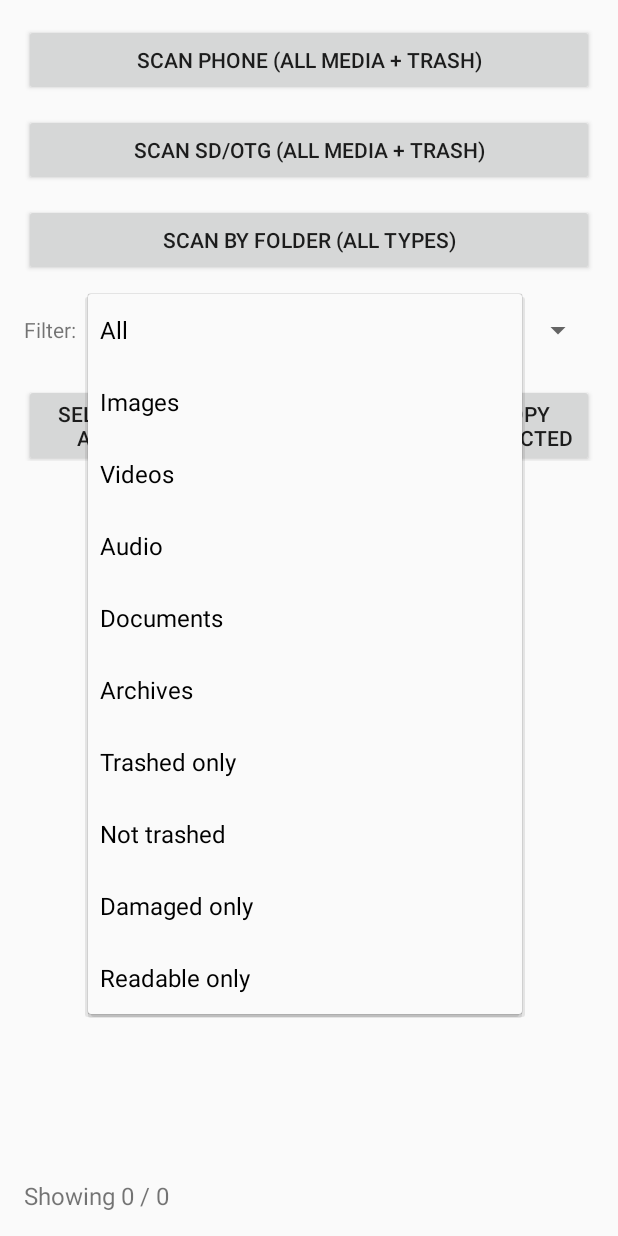
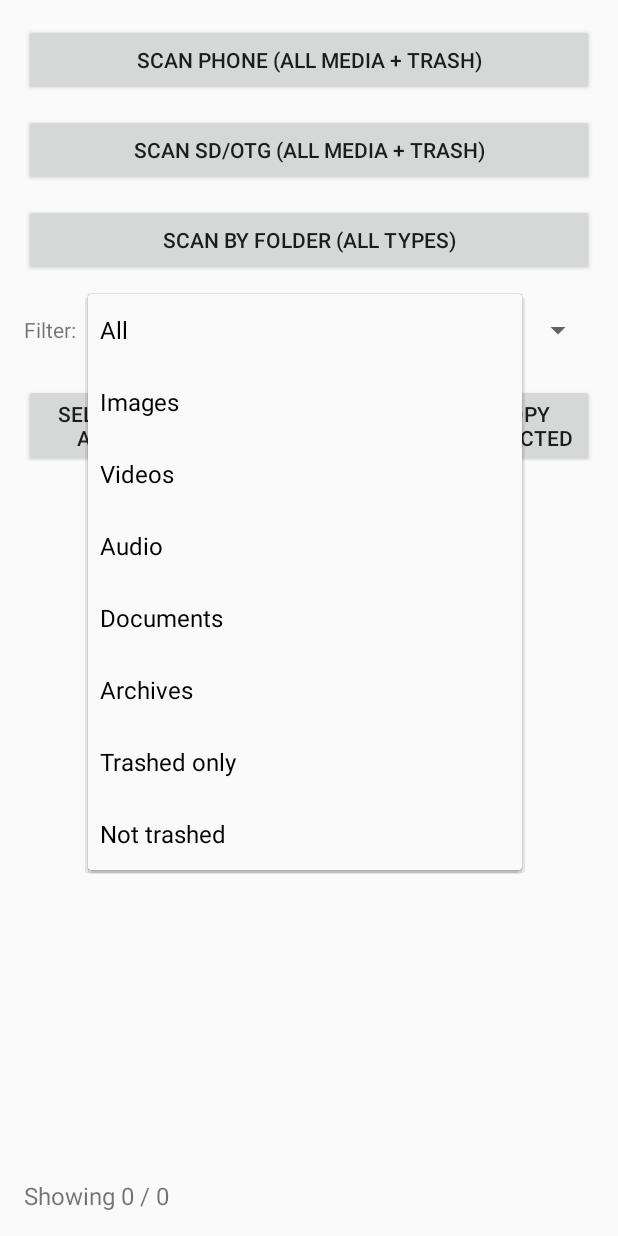
Before and after one commit to Art2485/.github-workflows-build-apk.yml, an Android app: the screen it shows after launch (MainActivity), after a tap on "All", on a phone screen of 412 x 824 dp. Run offline under Robolectric (Android 15) with nearby library versions, the phone set to English and light mode, and no system bars.

Commit message:
Update MainActivity.kt

```diff
--- a/app/src/main/java/com/recovereasy/app/MainActivity.kt
+++ b/app/src/main/java/com/recovereasy/app/MainActivity.kt
@@ -10,11 +10,13 @@ import android.widget.*
 import androidx.activity.result.contract.ActivityResultContracts
 import androidx.appcompat.app.AppCompatActivity
 import androidx.lifecycle.lifecycleScope
-import com.recovereasy.app.R
 import kotlinx.coroutines.*
 import kotlin.math.max
 import kotlin.math.min
 import kotlin.math.roundToInt
+
+// ใช้ BuildConfig ที่เราฉีดค่า GIT_SHA/BUILD_RUN จาก build.gradle.kts
+import com.recovereasy.app.BuildConfig
 
 class MainActivity : AppCompatActivity() {
 
@@ -35,8 +37,8 @@ class MainActivity : AppCompatActivity() {
 
     // Filter
     private lateinit var spinnerFilter: Spinner
-    private val allItems = mutableListOf<RecoverEasyEngine.Item>()  // เก็บทั้งหมด
-    private val shownItems = mutableListOf<RecoverEasyEngine.Item>() // หลังกรอง
+    private val allItems = mutableListOf<RecoverEasyEngine.Item>()
+    private val shownItems = mutableListOf<RecoverEasyEngine.Item>()
 
     // Jobs
     private var scanJob: Job? = null
@@ -82,9 +84,9 @@ class MainActivity : AppCompatActivity() {
                     repairIdx != null -> {
                         for (i in repairIdx) {
                             val it = shownItems[i]
-                            // ถ้าเอ็นจินมี repairBestEffort ให้ใช้เลย; ถ้าไม่มีจะ fallback เป็น safeCopy
+                            // ✅ เปลี่ยนเป็นส่ง Item (เดิมส่ง Uri แล้ว type mismatch)
                             val out = runCatching {
-                                engine.repairBestEffort(it.uri, uri)
+                                engine.repairBestEffort(it, uri)   // ถ้าไม่มีในเอ็นจิน จะ fallback ด้านล่าง
                             }.getOrNull() ?: engine.safeCopyWithDigest(it.uri, uri, it.name)
                             if (out != null) ok++
                         }
@@ -109,11 +111,7 @@ class MainActivity : AppCompatActivity() {
             uri,
             Intent.FLAG_GRANT_READ_URI_PERMISSION or Intent.FLAG_GRANT_WRITE_URI_PERMISSION
         )
-        // สแกนโฟลเดอร์
-        launchScan(
-            title = "Scanning folder...",
-            block = { engine.scanByFolderAllTypes(uri) }
-        )
+        launchScan("Scanning folder...") { engine.scanByFolderAllTypes(uri) }
     }
 
     override fun onCreate(savedInstanceState: Bundle?) {
@@ -135,37 +133,30 @@ class MainActivity : AppCompatActivity() {
         spinnerFilter = findViewById(R.id.spinnerFilter)
         setupFilter()
 
-        // ready line
+        // ✅ ใช้ BuildConfig (ไม่ใช้ R.string)
         val versionName = runCatching {
-            val pm = packageManager
             if (Build.VERSION.SDK_INT >= 33)
-                pm.getPackageInfo(packageName, android.content.pm.PackageManager.PackageInfoFlags.of(0)).versionName
+                packageManager.getPackageInfo(packageName, android.content.pm.PackageManager.PackageInfoFlags.of(0)).versionName
             else
-                @Suppress("DEPRECATION") pm.getPackageInfo(packageName, 0).versionName
+                @Suppress("DEPRECATION") packageManager.getPackageInfo(packageName, 0).versionName
         }.getOrElse { "1.0" } ?: "1.0"
-        val sha = runCatching { getString(R.string.git_sha) }.getOrElse { "local" }
-        val runNo = runCatching { getString(R.string.build_run) }.getOrElse { "-" }
+        val sha = BuildConfig.GIT_SHA
+        val runNo = BuildConfig.BUILD_RUN
         tvStatus.text = "Ready. build $versionName ($sha) #$runNo"
 
         findViewById<Button>(R.id.btnScanPhone).setOnClickListener {
             if (!ensureMediaPermission()) return@setOnClickListener
-            launchScan(
-                title = "Scanning phone...",
-                block = { engine.scanPhoneAll(includeTrash = true) }
-            )
+            launchScan("Scanning phone...") { engine.scanPhoneAll(includeTrash = true) }
         }
 
         findViewById<Button>(R.id.btnScanRemovable).setOnClickListener {
             if (!ensureMediaPermission()) return@setOnClickListener
-            launchScan(
-                title = "Scanning SD/OTG...",
-                block = { engine.scanRemovableAll(includeTrash = true) }
-            )
+            launchScan("Scanning SD/OTG...") { engine.scanRemovableAll(includeTrash = true) }
         }
 
         findViewById<Button>(R.id.btnPickFolder).setOnClickListener { pickFolder.launch(null) }
 
-        // select all toggle
+        // Toggle select all
         btnSelectAll = findViewById(R.id.btnSelectAll)
         btnSelectAll.setOnClickListener {
             if (allSelected) {
@@ -214,31 +205,26 @@ class MainActivity : AppCompatActivity() {
 
     // ----------------- Scan with animated percent & ETA -----------------
     private fun launchScan(title: String, block: suspend () -> List<RecoverEasyEngine.Item>) {
-        // ยกเลิกงานเก่า
         cancelRequested = false
         scanJob?.cancel()
         animateJob?.cancel()
 
-        // เตรียม UI
         progressGroup.visibility = LinearLayout.VISIBLE
         progressBar.isIndeterminate = false
         progressBar.progress = 0
         tvProgress.text = title
 
-        // จำลองเปอร์เซ็นอย่างนุ่ม ๆ (ขึ้นช้า ๆ ถึง ~95% แล้วค่อย 100% ตอนจบ)
         val startMs = System.currentTimeMillis()
         animateJob = lifecycleScope.launch(Dispatchers.Main) {
             var p = 0f
             while (isActive) {
-                // ความเร็วขึ้นต่อวินาที (ช้าลงเรื่อย ๆ)
                 val elapsed = max(1f, (System.currentTimeMillis() - startMs) / 1000f)
                 val target = min(95f, 40f * (1f - (1f / (1f + elapsed / 3f))) + 30f * (1f - (1f / (1f + elapsed / 10f))))
                 p = min(target, p + 0.7f)
                 progressBar.progress = p.roundToInt()
 
-                // ETA แบบประมาณจากความเร็วเฉลี่ย (เฉพาะเมื่อ p>3)
                 val eta = if (p > 3f) {
-                    val speed = p / elapsed // % ต่อวินาที
+                    val speed = p / elapsed
                     val remain = (100f - p) / max(0.1f, speed)
                     remain.roundToInt()
                 } else -1
@@ -249,7 +235,6 @@ class MainActivity : AppCompatActivity() {
             }
         }
 
-        // งานสแกนจริง
         scanJob = lifecycleScope.launch(Dispatchers.Default) {
             try {
                 val list = block()
@@ -284,17 +269,10 @@ class MainActivity : AppCompatActivity() {
     // -------------------------------------------------------------------
 
     private fun setupFilter() {
+        // ⚠️ ตัดตัวเลือก damaged/readonly ออก เพื่อไม่อ้างถึงฟิลด์ที่ไม่มี
         val choices = arrayOf(
-            "All",
-            "Images",
-            "Videos",
-            "Audio",
-            "Documents",
-            "Archives",
-            "Trashed only",
-            "Not trashed",
-            "Damaged only",
-            "Readable only"
+            "All", "Images", "Videos", "Audio", "Documents", "Archives",
+            "Trashed only", "Not trashed"
         )
         spinnerFilter.adapter = ArrayAdapter(this, android.R.layout.simple_spinner_dropdown_item, choices.asList())
         spinnerFilter.onItemSelectedListener = object : AdapterView.OnItemSelectedListener {
@@ -315,8 +293,6 @@ class MainActivity : AppCompatActivity() {
             "Archives"     -> allItems.filter { it.kind == RecoverEasyEngine.Kind.ARCHIVE }
             "Trashed only" -> allItems.filter { it.isTrashed }
             "Not trashed"  -> allItems.filter { !it.isTrashed }
-            "Damaged only" -> allItems.filter { it.damaged == true }
-            "Readable only"-> allItems.filter { it.damaged != true }
             else           -> allItems
         }
         val names = shownItems.map { (if (it.isTrashed) "[TRASH] " else "") + it.name }
```
